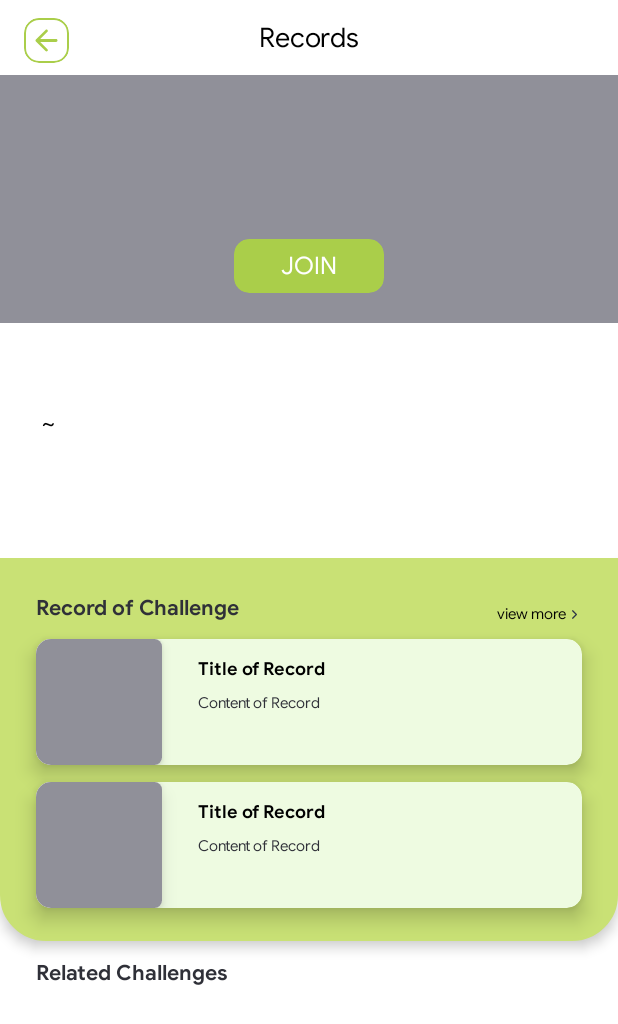
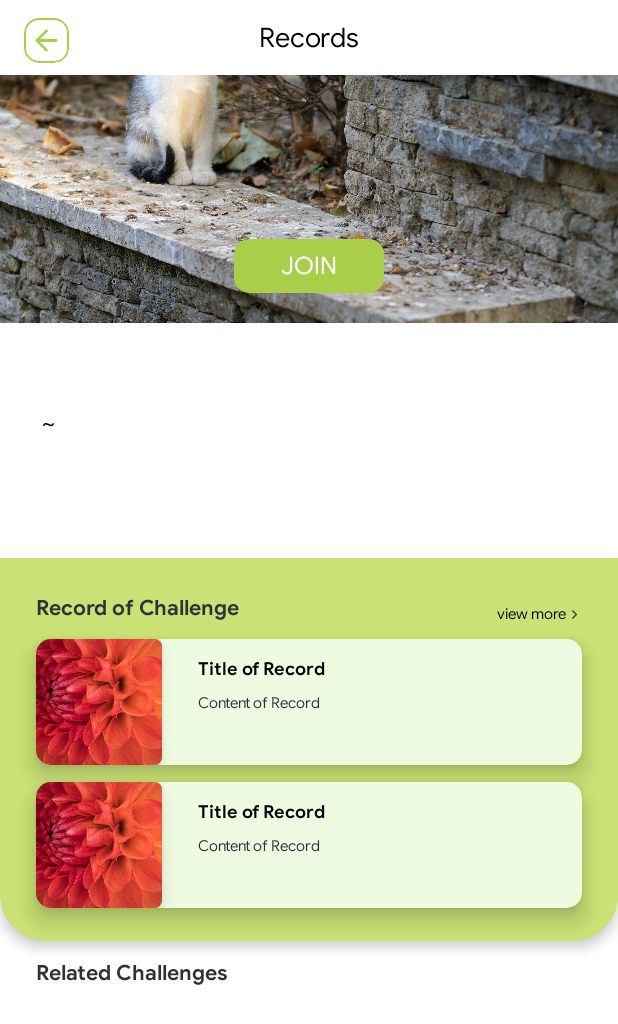
Before and after one commit to KLAB2-challenge/FE, an Android app: the ChallengeDetailActivity screen opened directly, with no data from a screen before it, on a phone screen of 412 x 824 dp. Shown: the top 1024 px of the screen. Run offline under Robolectric (Android 15) with nearby library versions, the phone set to English and light mode, and no system bars.

Commit message:
feat : demo 촬영 완료

```diff
--- a/app/src/main/java/com/example/klab2challenge/MainActivity.kt
+++ b/app/src/main/java/com/example/klab2challenge/MainActivity.kt
@@ -17,7 +17,7 @@ class MainActivity : AppCompatActivity() {
     override fun onCreate(savedInstanceState: Bundle?) {
         super.onCreate(savedInstanceState)
 
-        saveUserName(this, "user2")
+        saveUserName(this, "user3")
 
         binding = ActivityMainBinding.inflate(layoutInflater)
         setContentView(binding.root)
--- a/app/src/main/res/layout/activity_challenge_detail.xml
+++ b/app/src/main/res/layout/activity_challenge_detail.xml
@@ -48,12 +48,12 @@
         android:layout_marginTop="12dp"
         android:layout_marginRight="16dp"
         android:backgroundTint="@color/MG_40"
+        android:visibility="gone"
         app:cardCornerRadius="10dp"
         app:cardElevation="0dp"
         app:layout_constraintEnd_toEndOf="parent"
         app:layout_constraintTop_toTopOf="parent"
-        app:strokeColor="@color/MG_40"
-        android:visibility="gone">
+        app:strokeColor="@color/MG_40">
 
         <TextView
             android:layout_width="wrap_content"
@@ -85,6 +85,8 @@
                 android:layout_width="match_parent"
                 android:layout_height="310dp"
                 android:background="@color/GS_60"
+                android:scaleType="centerCrop"
+                android:src="@drawable/image1"
                 app:layout_constraintTop_toTopOf="parent" />
 
             <com.google.android.material.card.MaterialCardView
@@ -93,13 +95,13 @@
                 android:layout_height="36dp"
                 android:layout_marginBottom="20dp"
                 android:backgroundTint="@color/MG_40"
+                android:visibility="visible"
                 app:cardCornerRadius="10dp"
                 app:cardElevation="0dp"
+                app:layout_constraintBottom_toBottomOf="@id/iv_cd_image"
                 app:layout_constraintEnd_toEndOf="@id/iv_cd_image"
                 app:layout_constraintStart_toStartOf="@id/iv_cd_image"
-                app:layout_constraintBottom_toBottomOf="@id/iv_cd_image"
-                app:strokeColor="@color/MG_40"
-                android:visibility="visible">
+                app:strokeColor="@color/MG_40">
 
                 <TextView
                     android:layout_width="wrap_content"
@@ -107,10 +109,10 @@
                     android:layout_gravity="center"
                     android:fontFamily="@font/googlesans_regular"
                     android:text="JOIN"
+                    android:textColor="@color/WH"
                     android:textSize="16dp"
-                    android:textColor="@color/WH"
-                    tools:ignore="MissingConstraints"
-                    android:visibility="visible"/>
+                    android:visibility="visible"
+                    tools:ignore="MissingConstraints" />
 
             </com.google.android.material.card.MaterialCardView>
 
@@ -225,7 +227,9 @@
                             <ImageView
                                 android:layout_width="84dp"
                                 android:layout_height="84dp"
-                                android:background="@color/GS_60" />
+                                android:background="@color/GS_60"
+                                android:scaleType="centerCrop"
+                                android:src="@drawable/image2" />
 
 
                         </androidx.cardview.widget.CardView>
@@ -290,7 +294,9 @@
                             <ImageView
                                 android:layout_width="84dp"
                                 android:layout_height="84dp"
-                                android:background="@color/GS_60" />
+                                android:background="@color/GS_60"
+                                android:scaleType="centerCrop"
+                                android:src="@drawable/image2" />
 
 
                         </androidx.cardview.widget.CardView>
@@ -354,8 +360,7 @@
             <View
                 android:layout_width="match_parent"
                 android:layout_height="11dp"
-                app:layout_constraintTop_toBottomOf="@id/rv_cd"
-                />
+                app:layout_constraintTop_toBottomOf="@id/rv_cd" />
 
         </androidx.constraintlayout.widget.ConstraintLayout>
 
--- a/app/src/main/res/layout/activity_record_detail.xml
+++ b/app/src/main/res/layout/activity_record_detail.xml
@@ -138,6 +138,8 @@
                         android:layout_width="match_parent"
                         android:layout_height="match_parent"
                         android:background="@color/GS_60"
+                        android:scaleType="centerCrop"
+                        android:src="@drawable/image2"
                         app:layout_constraintEnd_toEndOf="parent"
                         app:layout_constraintStart_toStartOf="parent" />
 
--- a/app/src/main/res/layout/item_record_detail_comment.xml
+++ b/app/src/main/res/layout/item_record_detail_comment.xml
@@ -33,7 +33,7 @@
         android:layout_height="wrap_content"
         android:layout_marginLeft="8dp"
         android:fontFamily="@font/googlesans_bold"
-        android:text="Seohyun"
+        android:text="user"
         android:textColor="#000000"
         android:textSize="10dp"
         app:layout_constraintStart_toEndOf="@+id/cv_rd_commentImg"
@@ -47,7 +47,7 @@
         android:layout_marginTop="1dp"
         android:fontFamily="@font/googlesans_regular"
         android:lineHeight="10dp"
-        android:text="2023.10.28"
+        android:text="date"
         android:textColor="@color/GS_60"
         android:textSize="8dp"
         app:layout_constraintStart_toEndOf="@+id/tv_rd_commentName"
@@ -61,7 +61,7 @@
         android:layout_marginVertical="1dp"
         android:fontFamily="@font/googlesans_regular"
         android:lineHeight="13dp"
-        android:text="text of comment, text of comment, text of comment, text of comment, text of comment, text of comment, text of comment"
+        android:text="comment content"
         android:textColor="#000000"
         android:textSize="10dp"
         app:layout_constraintEnd_toEndOf="parent"
```
Also changed, not shown: app/src/main/java/com/example/klab2challenge/ui/challenge/PostRecordActivity.kt (+25 -0 lines), app/src/main/res/layout/item_home_challenge.xml (+7 -4 lines), app/src/main/res/layout/item_record_list.xml (+5 -3 lines), app/src/main/res/drawable/image1.jpg (added), app/src/main/res/drawable/image2.jpg (added).
